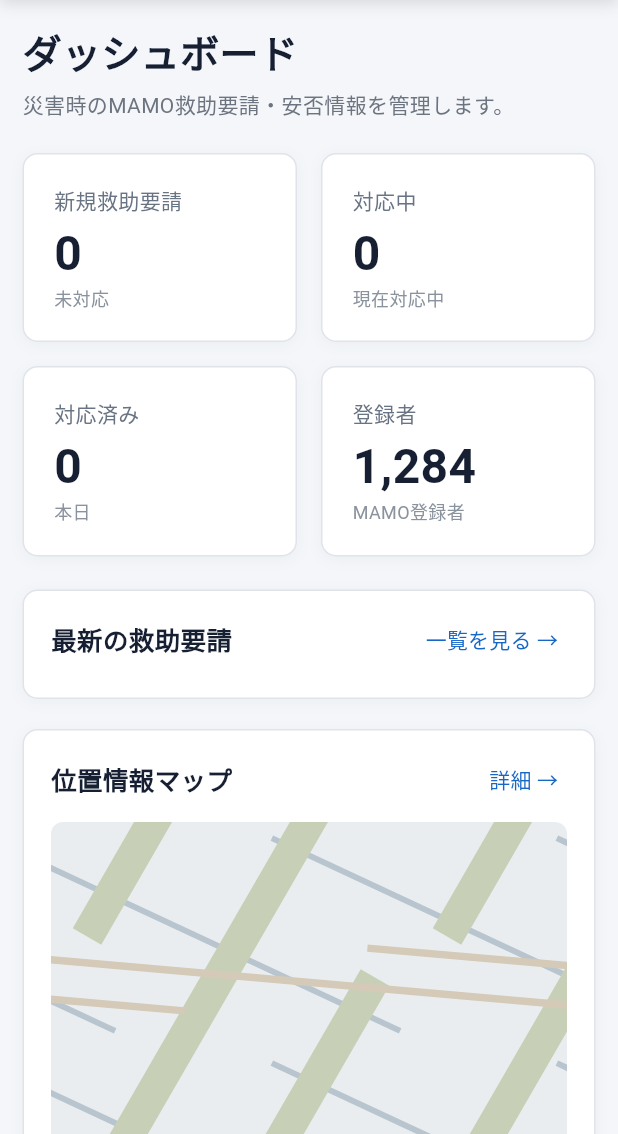
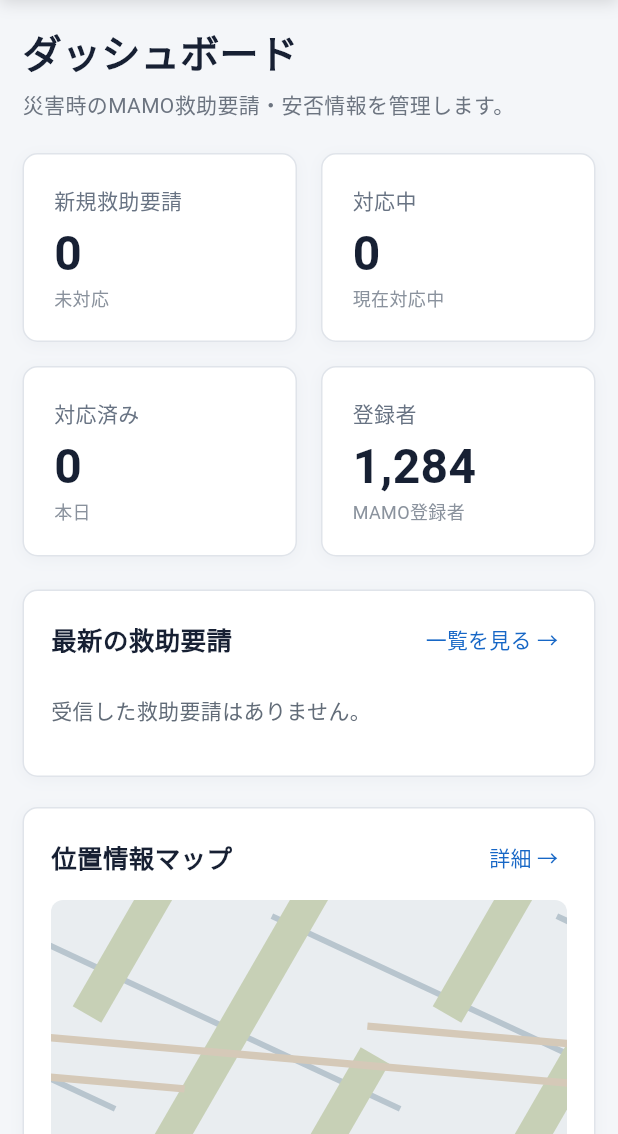
Before and after one commit to liverHawk/mamo_cross, a Flutter app: the screen it shows after launch, on a phone screen of 412 x 824 dp, the part 102-1236 px from its top. Run offline on Flutter 3.47's test engine with Material 3 defaults, Android fonts, the phone set to English and light mode, and no system bars; our stand-ins replace material_ui, supabase; accounts and stored records are empty.

Commit message:
feat: show empty state message on DashboardView when no requests exist

```diff
--- a/lib/views/dashboard_view.dart
+++ b/lib/views/dashboard_view.dart
@@ -82,6 +82,18 @@ class DashboardView extends StatelessWidget {
                 ],
               ),
               const SizedBox(height: 6),
+              if (recentRequests.isEmpty)
+                const Padding(
+                  padding: EdgeInsets.symmetric(vertical: 16),
+                  child: Text(
+                    '受信した救助要請はありません。',
+                    style: TextStyle(
+                      fontSize: 14,
+                      color: MamoColors.textSecondary,
+                    ),
+                  ),
+                )
+              else
                 for (var i = 0; i < recentRequests.length; i++) ...[
                   if (i > 0)
                     Container(
```
Lines whose indentation alone changed are shown as unchanged.
